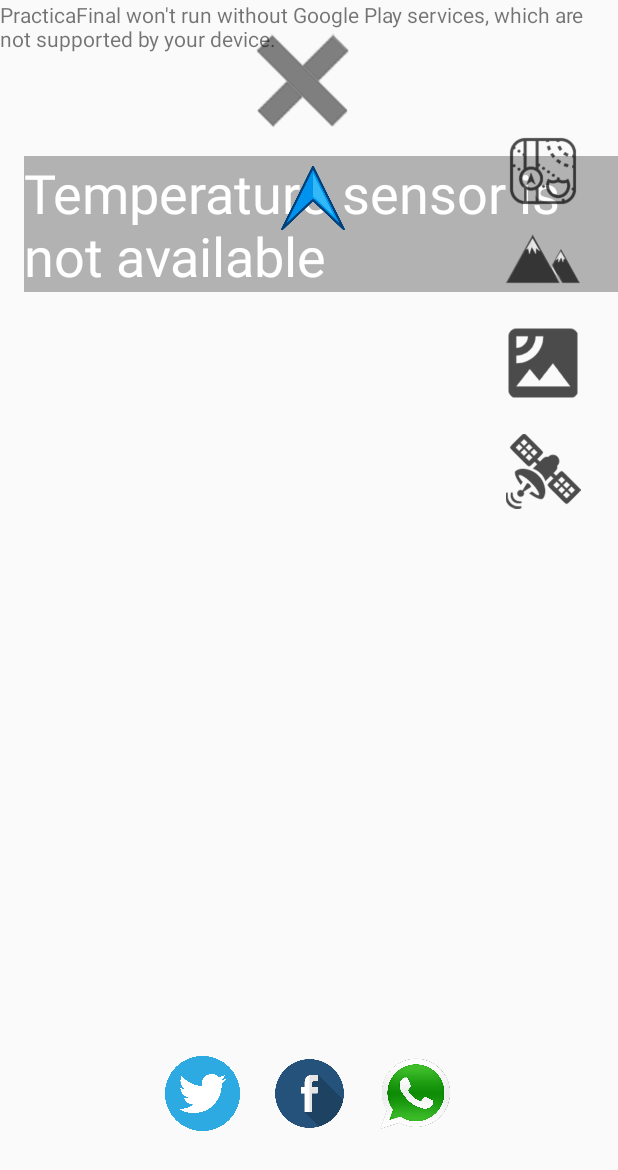
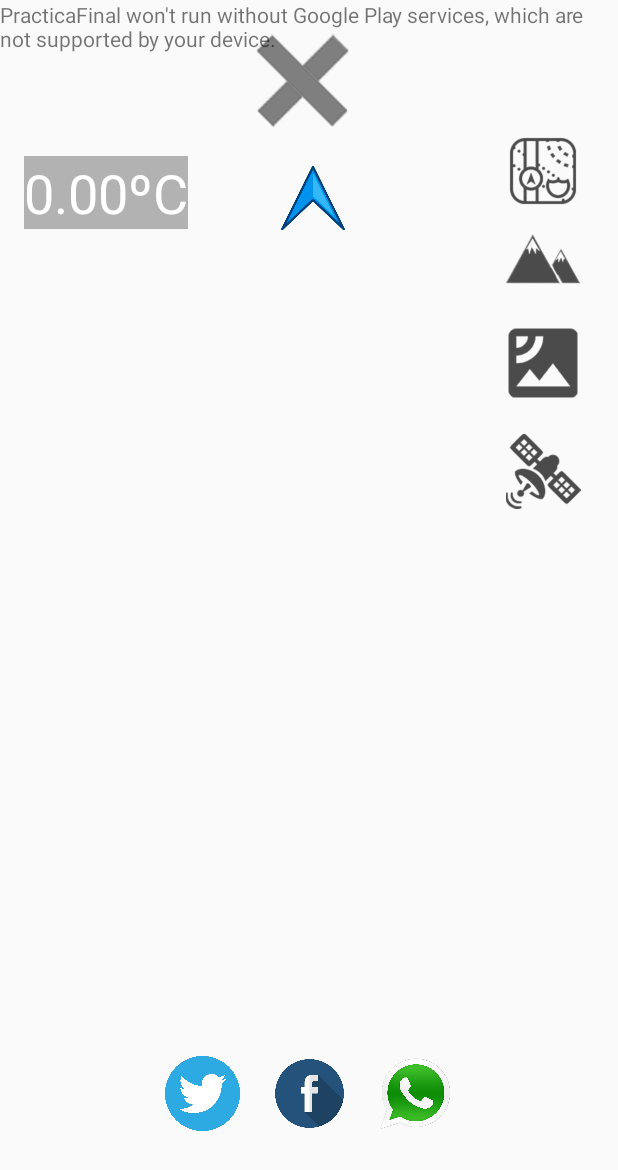
Before and after one commit to alvarolopez99/practicafinalDADM, an Android app: the MapsActivity screen opened directly, with no data from a screen before it, on a phone screen of 412 x 824 dp. Shown: the top 1170 px of the screen. Run offline under Robolectric (Android 15) with nearby library versions, the light colour scheme and no system bars.

Commit message:
temperatura bien

```diff
--- a/PracticaFinal/app/src/main/java/com/example/practicafinal/MapsActivity.java
+++ b/PracticaFinal/app/src/main/java/com/example/practicafinal/MapsActivity.java
@@ -104,7 +104,7 @@ public class MapsActivity extends FragmentActivity implements OnMapReadyCallback
             sensorTemperature = sensorManager.getDefaultSensor(Sensor.TYPE_AMBIENT_TEMPERATURE);
             isTemperatureSensorAvailable = true;
         } else{
-            tTemperatura.setText("Temperature sensor is not available");
+            tTemperatura.setText("0.00ºC");
             isTemperatureSensorAvailable = false;
         }
         //endregion
@@ -366,7 +366,10 @@ public class MapsActivity extends FragmentActivity implements OnMapReadyCallback
 
     @Override
     public void onSensorChanged(SensorEvent sensorEvent) {
-        tTemperatura.setText(sensorEvent.values[0] + " ºC");
+
+        if (sensorEvent.sensor == sensorTemperature) {
+            tTemperatura.setText(String.format("%.2f", sensorEvent.values[0]) + " ºC");
+        }
 
         if (sensorEvent.sensor == sensor_Magnetico) {
 
```
